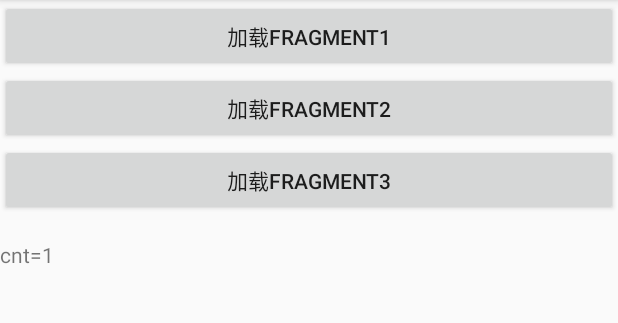
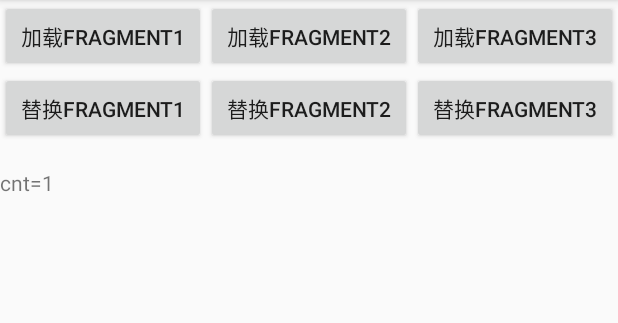
Before and after one commit to q1113225201/LibPlatform, an Android app: the OneFragmentActivity screen opened directly, with no data from a screen before it, after a tap on "加载FRAGMENT1", on a phone screen of 412 x 824 dp, the part 84-407 px from its top. Run offline under Robolectric (Android 15) with nearby library versions, the phone set to English and light mode, and no system bars.

Commit message:
replace fragment

```diff
--- a/app/src/main/java/com/sjl/libplatform/fragment/OneFragmentActivity.java
+++ b/app/src/main/java/com/sjl/libplatform/fragment/OneFragmentActivity.java
@@ -31,6 +31,9 @@ public class OneFragmentActivity extends PlatformActivity {
         findViewById(R.id.btn_load1).setOnClickListener(this);
         findViewById(R.id.btn_load2).setOnClickListener(this);
         findViewById(R.id.btn_load3).setOnClickListener(this);
+        findViewById(R.id.btn_replace1).setOnClickListener(this);
+        findViewById(R.id.btn_replace2).setOnClickListener(this);
+        findViewById(R.id.btn_replace3).setOnClickListener(this);
     }
 
     @Override
@@ -50,7 +53,20 @@ public class OneFragmentActivity extends PlatformActivity {
             case R.id.btn_load3:
                 loadFragment("3");
                 break;
+            case R.id.btn_replace1:
+                replaceFragment("1");
+                break;
+            case R.id.btn_replace2:
+                replaceFragment("2");
+                break;
+            case R.id.btn_replace3:
+                replaceFragment("3");
+                break;
         }
+    }
+
+    private void replaceFragment(String num) {
+        getSupportFragmentManager().beginTransaction().replace(R.id.fl_content,getFragment(num)).commit();
     }
 
     private String lastTab = "0";
--- a/app/src/main/res/layout/activity_one_fragment.xml
+++ b/app/src/main/res/layout/activity_one_fragment.xml
@@ -1,32 +1,66 @@
 <?xml version="1.0" encoding="utf-8"?>
-<RelativeLayout xmlns:android="http://schemas.android.com/apk/res/android"
+<LinearLayout xmlns:android="http://schemas.android.com/apk/res/android"
     android:layout_width="match_parent"
-    android:layout_height="match_parent">
+    android:layout_height="match_parent"
+    android:orientation="vertical">
+
+    <LinearLayout
+        android:layout_width="match_parent"
+        android:layout_height="wrap_content"
+        android:orientation="horizontal">
 
         <Button
             android:id="@+id/btn_load1"
             android:layout_width="match_parent"
             android:layout_height="wrap_content"
+            android:layout_weight="1"
             android:text="加载Fragment1" />
 
         <Button
             android:id="@+id/btn_load2"
             android:layout_width="match_parent"
             android:layout_height="wrap_content"
-        android:layout_below="@+id/btn_load1"
+            android:layout_weight="1"
             android:text="加载Fragment2" />
 
         <Button
             android:id="@+id/btn_load3"
             android:layout_width="match_parent"
             android:layout_height="wrap_content"
-        android:layout_below="@+id/btn_load2"
+            android:layout_weight="1"
             android:text="加载Fragment3" />
+    </LinearLayout>
+
+    <LinearLayout
+        android:layout_width="match_parent"
+        android:layout_height="wrap_content"
+        android:orientation="horizontal">
+
+        <Button
+            android:id="@+id/btn_replace1"
+            android:layout_width="match_parent"
+            android:layout_height="wrap_content"
+            android:layout_weight="1"
+            android:text="替换Fragment1" />
+
+        <Button
+            android:id="@+id/btn_replace2"
+            android:layout_width="match_parent"
+            android:layout_height="wrap_content"
+            android:layout_weight="1"
+            android:text="替换Fragment2" />
+
+        <Button
+            android:id="@+id/btn_replace3"
+            android:layout_width="match_parent"
+            android:layout_height="wrap_content"
+            android:layout_weight="1"
+            android:text="替换Fragment3" />
+    </LinearLayout>
 
     <FrameLayout
         android:id="@+id/fl_content"
         android:layout_width="match_parent"
-        android:layout_height="match_parent"
-        android:layout_below="@+id/btn_load3"></FrameLayout>
+        android:layout_height="match_parent"></FrameLayout>
 
-</RelativeLayout>
+</LinearLayout>
```
Lines whose indentation alone changed are shown as unchanged.
